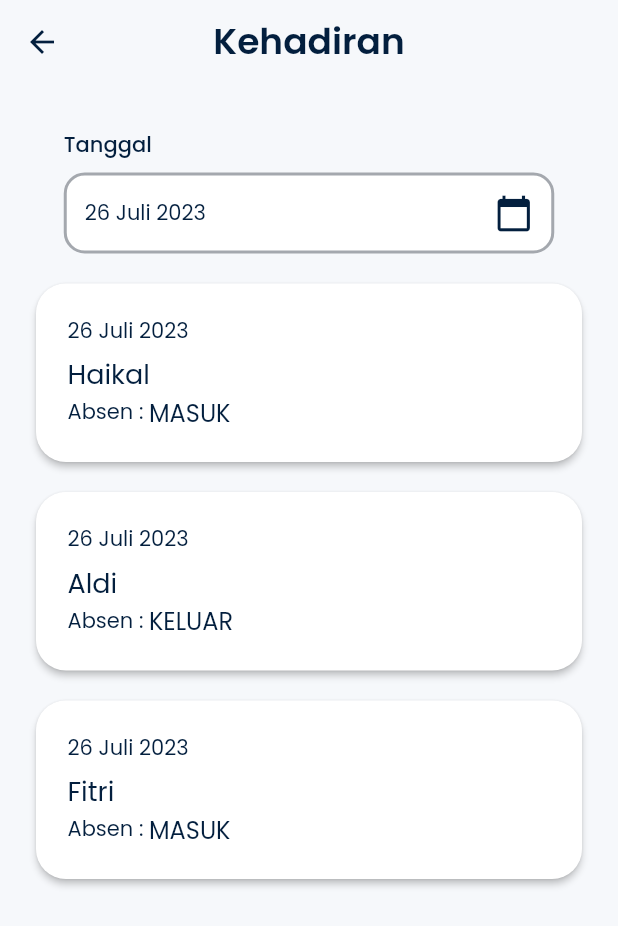
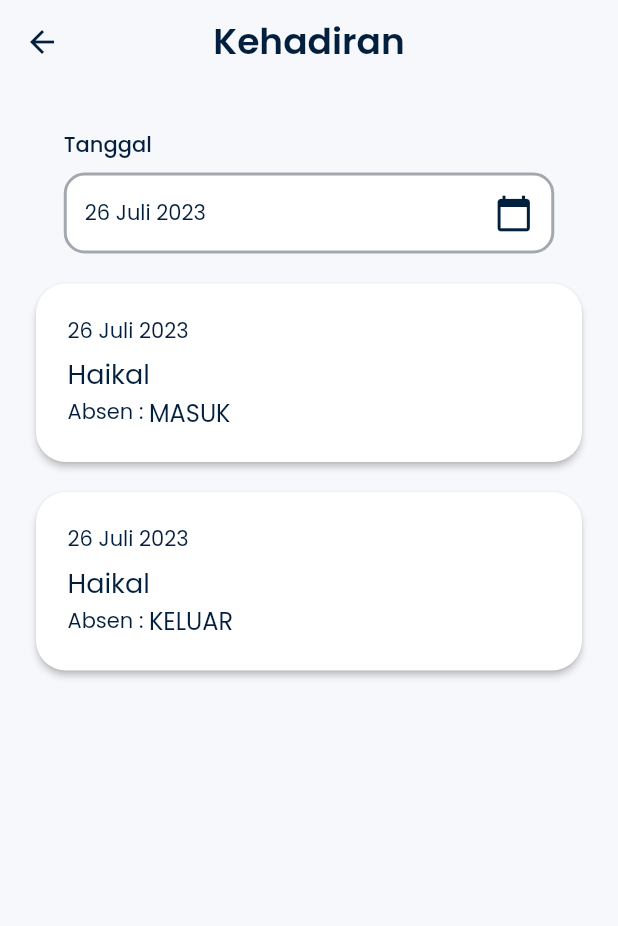
Before and after one commit to ffidni/absensi, a Flutter app: the KehadiranPage screen opened by its route, on a phone screen of 412 x 824 dp. Shown: the top 926 px of the screen. Run offline on Flutter 3.47's test engine with Material 2 defaults, Android fonts, the phone set to English and light mode, and no system bars; our stand-ins replace another_flushbar, copy_with_extension, flutter_bloc, flutter_datetime_picker_plus, flutter_form_builder, google_fonts and 1 more; missing offline and left inert: validatorless.

Commit message:
Edit kehadiran page

```diff
--- a/lib/ui/kehadiran_page.dart
+++ b/lib/ui/kehadiran_page.dart
@@ -26,16 +26,9 @@ class _KehadiranPageState extends State<KehadiranPage> {
     AbsenModel(
       id: 2,
       tipe: "keluar",
-      nama: "Aldi",
+      nama: "Haikal",
       tanggal: DateTime.now(),
       userId: 2,
-    ),
-    AbsenModel(
-      id: 3,
-      tipe: "masuk",
-      nama: "Fitri",
-      tanggal: DateTime.now(),
-      userId: 3,
     ),
   ];
 
```
